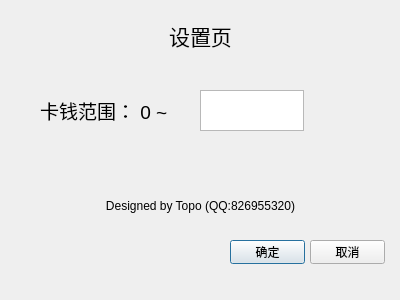
Qt form setting.ui (Topo-RA2/RA2_grabdata) before a commit.
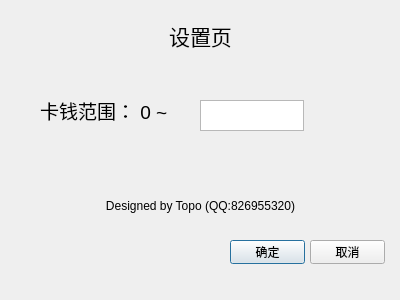
The same form after that commit.

Patch:
```diff
--- a/setting.ui
+++ b/setting.ui
@@ -17,9 +17,9 @@
    <property name="geometry">
     <rect>
      <x>200</x>
-     <y>90</y>
+     <y>100</y>
      <width>104</width>
-     <height>41</height>
+     <height>31</height>
     </rect>
    </property>
   </widget>
```
